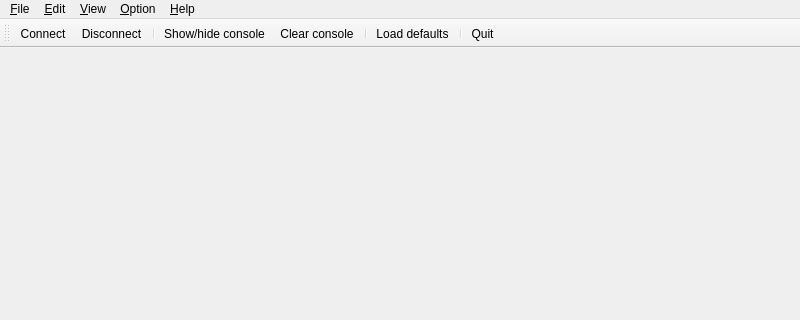
Old version of the form mainwindow.ui in the repository nekdfl/AMPPConfiurator; both pictures show x 0 to 800 and y 0 to 320 of the 800 by 672 pixel window.
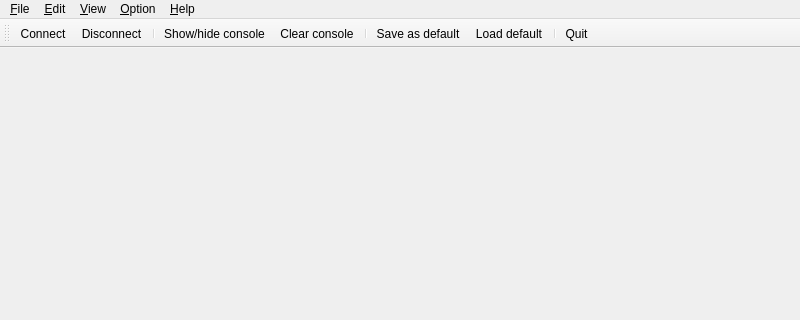
New version of the form. Icons and pictures are not drawn.

What changed in the file:
```diff
--- a/mainwindow.ui
+++ b/mainwindow.ui
@@ -90,12 +90,16 @@
    <addaction name="action_Show_hide_console"/>
    <addaction name="action_Clear_console"/>
    <addaction name="separator"/>
-   <addaction name="action_Load_defaults"/>
+   <addaction name="actionSave_as_default"/>
+   <addaction name="action_Load_default"/>
    <addaction name="separator"/>
    <addaction name="action_Quit"/>
   </widget>
   <widget class="QStatusBar" name="statusBar"/>
   <action name="action_Connect">
+   <property name="icon">
+    <iconset theme="icon"/>
+   </property>
    <property name="text">
     <string>&amp;Connect</string>
    </property>
@@ -135,9 +139,14 @@
     <string>&amp;About</string>
    </property>
   </action>
-  <action name="action_Load_defaults">
+  <action name="action_Load_default">
    <property name="text">
-    <string>&amp;Load defaults</string>
+    <string>&amp;Load default</string>
+   </property>
+  </action>
+  <action name="actionSave_as_default">
+   <property name="text">
+    <string>Save as default</string>
    </property>
   </action>
  </widget>
```
